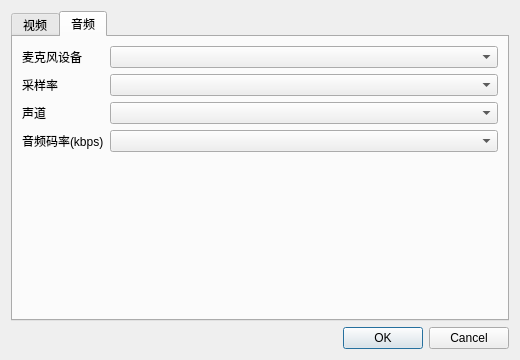
fancrystal/livePCWindows, file src/app/settings_dialog.ui: the form before one commit.
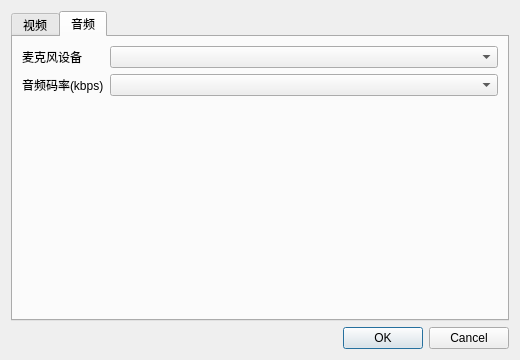
The form after the commit. The open tabs and pages were chosen to show the change.

```diff
--- a/src/app/settings_dialog.ui
+++ b/src/app/settings_dialog.ui
@@ -150,33 +150,13 @@
         <widget class="QComboBox" name="comboBox_microphone"/>
        </item>
        <item row="1" column="0">
-        <widget class="QLabel" name="label_sampleRate">
-         <property name="text">
-          <string>采样率</string>
-         </property>
-        </widget>
-       </item>
-       <item row="1" column="1">
-        <widget class="QComboBox" name="comboBox_sampleRate"/>
-       </item>
-       <item row="2" column="0">
-        <widget class="QLabel" name="label_channels">
-         <property name="text">
-          <string>声道</string>
-         </property>
-        </widget>
-       </item>
-       <item row="2" column="1">
-        <widget class="QComboBox" name="comboBox_channels"/>
-       </item>
-       <item row="3" column="0">
         <widget class="QLabel" name="label_audioBitrate">
          <property name="text">
           <string>音频码率(kbps)</string>
          </property>
         </widget>
        </item>
-       <item row="3" column="1">
+       <item row="1" column="1">
         <widget class="QComboBox" name="comboBox_audioBitrate"/>
        </item>
       </layout>
```
